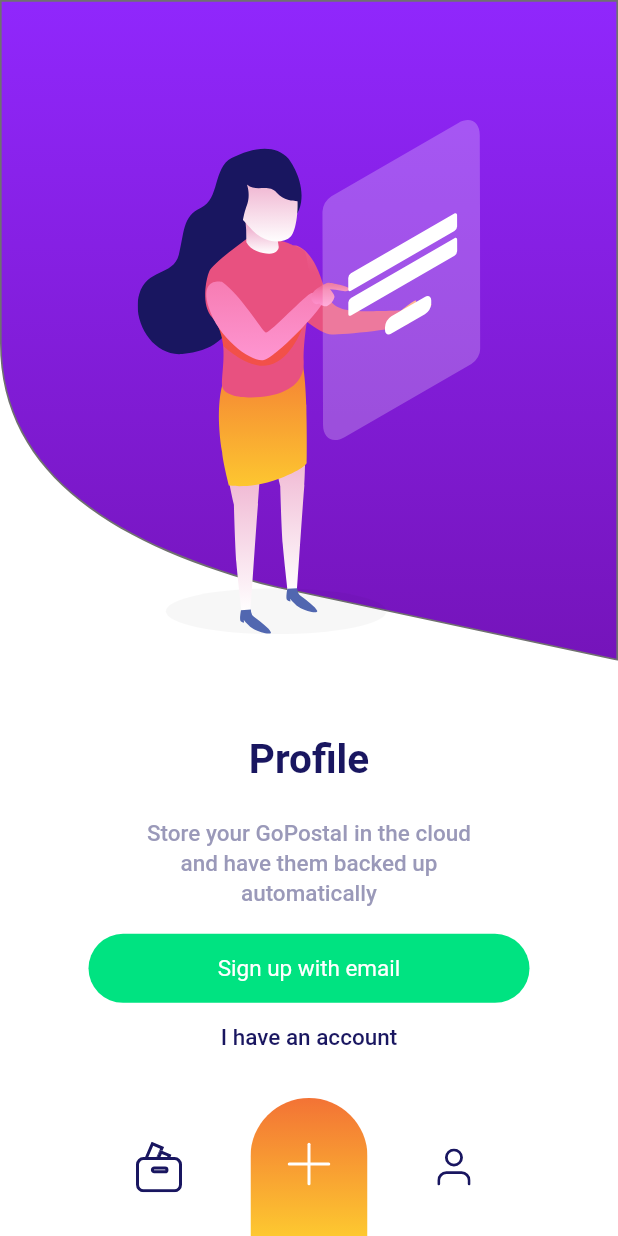
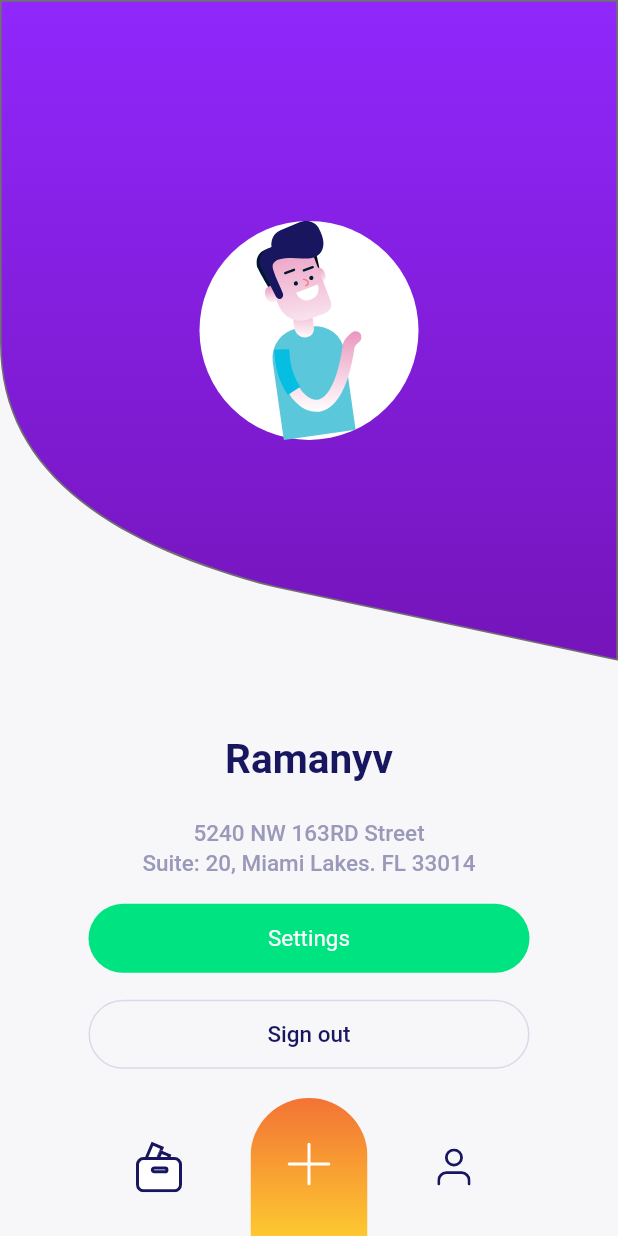
Before and after one commit to luoqiao6/flutter_postal, a Flutter app: the screen it shows after launch, on a phone screen of 412 x 824 dp. Run offline on Flutter 3.47's test engine with Material 2 defaults, Android fonts, the phone set to English and light mode, and no system bars; our stand-ins replace flutter_svg; Roboto replaces fonts that are missing (GoogleSans-Bold, GoogleSans-Medium).

Commit message:
用户页基本完成

```diff
--- a/lib/main.dart
+++ b/lib/main.dart
@@ -1,7 +1,7 @@
 import 'package:flutter/material.dart';
 import 'package:flutter_postal/pages/welcome_page.dart';
 import 'package:flutter_postal/pages/register_page.dart';
-
+import 'package:flutter_postal/pages/user_page.dart';
 
 void main() => runApp(PostalApp());
 
@@ -14,7 +14,7 @@ class PostalApp extends StatelessWidget {
       theme: ThemeData(
         primarySwatch: Colors.blue,
       ),
-      home: RegisterPage(),//WelcomePage(),
+      home: UserPage(),//RegisterPage(),//WelcomePage(),
     );
   }
 }
--- /dev/null
+++ b/lib/pages/user_page.dart
@@ -0,0 +1,185 @@
+import 'package:flutter/material.dart';
+import 'package:flutter_svg/flutter_svg.dart';
+import 'package:flutter_postal/utils/colors.dart';
+import 'package:flutter_postal/utils/textStyles.dart';
+import 'package:flutter_postal/widgets/postal_bottom_app_bar.dart';
+
+class UserPage extends StatefulWidget {
+
+  @override
+  State<StatefulWidget> createState() {
+
+    return _UserPageState();
+  }
+}
+
+class _UserPageState extends State<UserPage> {
+
+  @override
+  Widget build(BuildContext context) {
+    double screenWidth = MediaQuery.of(context).size.width;
+    double screenHeight = MediaQuery.of(context).size.height;
+    double _imgHeight = screenHeight * 0.4160;
+
+    return Scaffold(
+      backgroundColor: PostalColors.extraLightBlue,
+      body: Stack(
+        children: <Widget>[
+          Center(
+            child: Column(
+              children: <Widget>[
+                Stack(
+                  alignment: AlignmentDirectional.center,
+                  children: <Widget>[
+
+                    Container(
+                      //color:PostalColors.blue,
+                      decoration: BoxDecoration(
+
+                      ),
+                      child: SvgPicture.asset(
+                        'res/images/background_img.svg',
+                        width: screenWidth,
+                        //height: 401,
+                      ),
+                    ),
+
+                    Container(
+                      padding: EdgeInsets.only(top: 0),
+                      //alignment: AlignmentDirectional.center,
+                      //color: PostalColors.blue,
+                      child: CircleAvatar(
+                        radius: 73,
+                        backgroundColor: PostalColors.white,
+
+                        child: SvgPicture.asset(
+                          'res/images/man_img.svg',
+                          //width: screenWidth,
+                          height: 181,
+                        ),
+                      ),
+                    ),
+
+//                    Container(
+//                      padding: EdgeInsets.only(top: 0),
+//                      alignment: AlignmentDirectional.center,
+//                      //color: PostalColors.blue,
+//                      child: Container(
+//                        width: 144,
+//                        height: 144,
+//                        padding: EdgeInsets.only(top: 80),
+//                        decoration: BoxDecoration(
+//                          color: Colors.white,
+////                            border: Border.all(
+////                              color: PostalColors.green,
+////                              width: 2,
+////                            ),
+//                          shape: BoxShape.circle
+//                        ),
+//                        child: SvgPicture.asset(
+//                          'res/images/man_img.svg',
+//                          //width: screenWidth,
+//                          height: 181,
+//                          width: 92,
+//                        ),
+//                      ),
+//                    ),
+
+
+
+
+                  ],
+                ),
+
+                Padding(
+                  padding: EdgeInsets.only(top: 50),
+                  child: Container(
+                    child: Text('Ramanyv', style: PostalTextStyles.googleSansBold27Blue,),
+                  ),
+                ),
+
+                /*
+5240 NW 163RD Street
+Suite: 20, Miami Lakes. FL 33014
+
+                * */
+
+                Padding(
+                  padding: EdgeInsets.only(top: 24),
+                  child: Container(
+                    child: Text('5240 NW 163RD Street', style: PostalTextStyles.googleSansMedium15GrayBlue,),
+                  ),
+                ),
+
+                Padding(
+                  padding: EdgeInsets.only(top: 2),
+                  child: Container(
+                    child: Text('Suite: 20, Miami Lakes. FL 33014', style: PostalTextStyles.googleSansMedium15GrayBlue,),
+                  ),
+                ),
+
+
+                Padding(
+                  padding: EdgeInsets.only(top: 18),
+                  child: GestureDetector(
+                    onTap: () {
+                      print('login');
+                    },
+                    child: Container(
+                      width: 294,
+                      height: 46,
+                      alignment: AlignmentDirectional.center,
+                      decoration: BoxDecoration(
+                        color: PostalColors.green,
+                        borderRadius: BorderRadius.all(
+                            Radius.circular(23)
+                        ),
+                      ),
+                      child: Text('Settings', style: PostalTextStyles.googleSansMedium15White,),
+                    ),
+                  ),
+                ),
+
+                Padding(
+                  padding: EdgeInsets.only(top: 18),
+                  child: GestureDetector(
+                    onTap: () {
+                      print('login');
+                    },
+                    child: Container(
+                      width: 294,
+                      height: 46,
+                      alignment: AlignmentDirectional.center,
+                      decoration: BoxDecoration(
+                        //color: PostalColors.green,
+                        borderRadius: BorderRadius.all(
+                            Radius.circular(23)
+                        ),
+                        border: Border.all(
+                          color: PostalColors.extraLightPurple
+                        )
+                      ),
+                      child: Text('Sign out', style: PostalTextStyles.googleSansMedium15Blue,),
+                    ),
+                  ),
+                ),
+
+
+              ],
+
+            ),
+          ),
+
+          Positioned(
+            bottom: 0,
+            child: PostalBottomAppBar(),
+          ),
+
+        ],
+      ),
+
+      //bottomNavigationBar: PostalBottomAppBar(),
+
+    );
+  }
+}
--- a/lib/utils/colors.dart
+++ b/lib/utils/colors.dart
@@ -7,5 +7,6 @@ class PostalColors {
 
   static const Color green = Color.fromARGB(255, 0, 227, 129);
   static const Color white = Color.fromARGB(255, 255, 255, 255);
-
+  static const Color extraLightBlue = Color.fromARGB(255, 247, 247, 250);
+  static const Color extraLightPurple = Color.fromARGB(255, 223, 215, 232);
 }
```
Also changed, not shown: res/images/man_img.svg (added).
